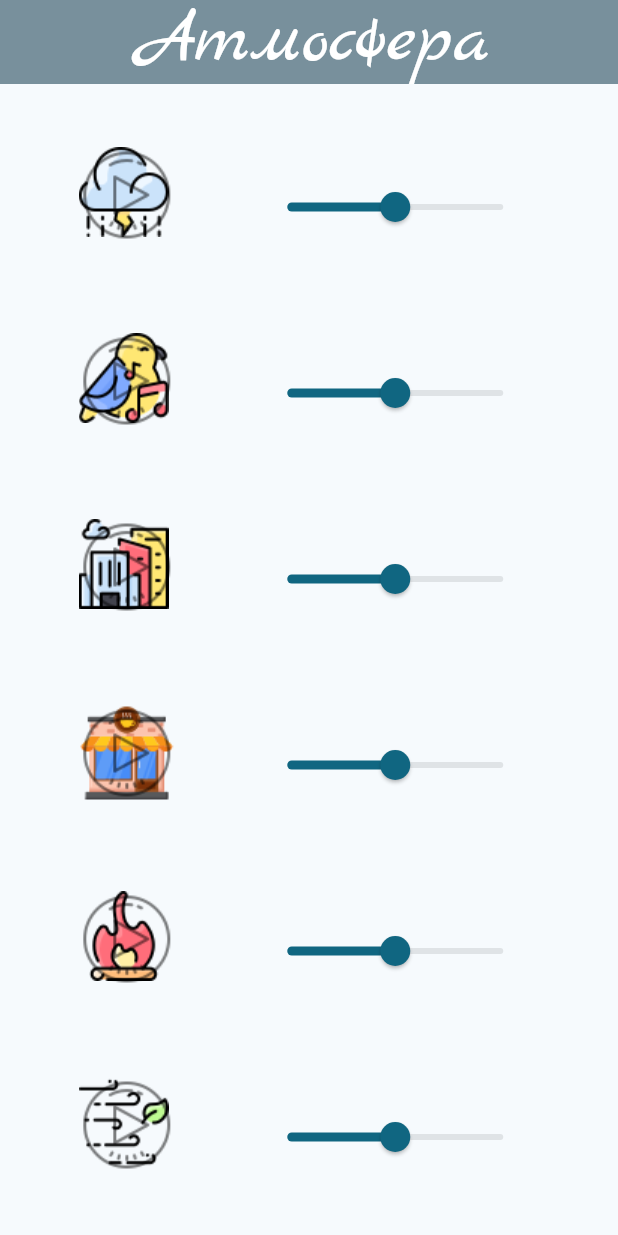
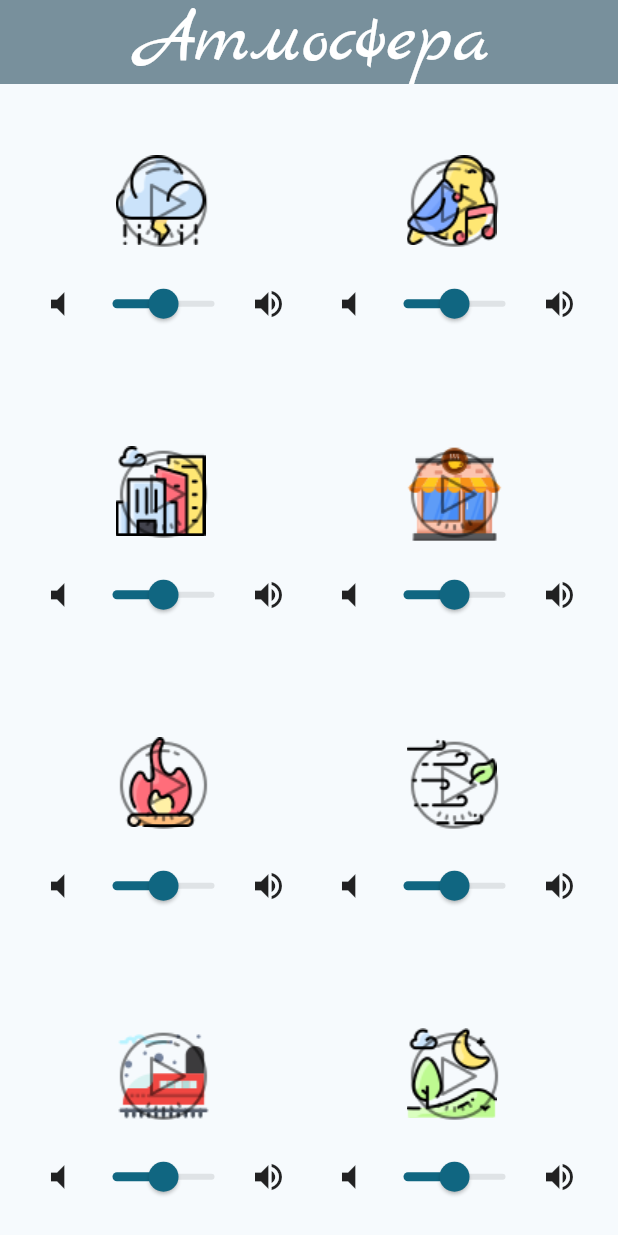
Before and after one commit to leksidev/atmosphere_app, a Flutter app: the screen it shows after launch, on a phone screen of 412 x 824 dp. Run offline on Flutter 3.47's test engine with Material 2 defaults, Android fonts, the phone set to English and light mode, and no system bars; our stand-ins replace audioplayers, google_fonts, weather_icons.

Commit message:
feat: reorganised screen, add grid and volume icons

```diff
--- a/lib/screens/sounds_screen.dart
+++ b/lib/screens/sounds_screen.dart
@@ -25,7 +25,8 @@ class SoundsScreen extends StatelessWidget {
         ),
         body: SafeArea(
           minimum: const EdgeInsets.all(12.0),
-          child: ListView(
+          child: GridView.count(
+            crossAxisCount: 2,
             children: soundModel.soundsList.keys.map((soundName) {
               return Consumer<SoundModel>(
                 builder: (context, soundModel, child) => SoundWidget(
--- a/lib/widgets/sound_widget.dart
+++ b/lib/widgets/sound_widget.dart
@@ -21,19 +21,28 @@ class SoundWidget extends StatelessWidget {
     return SizedBox(
       child: Padding(
         padding: const EdgeInsets.symmetric(horizontal: 15.0, vertical: 30.0),
-        child: Row(
+        child: Column(
           mainAxisAlignment: MainAxisAlignment.spaceAround,
-          crossAxisAlignment: CrossAxisAlignment.end,
+          crossAxisAlignment: CrossAxisAlignment.center,
           children: <Widget>[
             GestureDetector(
               onTap: onPress,
               // child: icon,
               child: image,
             ),
-            Slider(
-              value: volumeValue,
-              max: 1.0,
-              onChanged: volumeOnChanged,
+            Row(
+              crossAxisAlignment: CrossAxisAlignment.center,
+              children: [
+                const Icon(Icons.volume_mute),
+                Expanded(
+                  child: Slider(
+                    value: volumeValue,
+                    max: 1.0,
+                    onChanged: volumeOnChanged,
+                  ),
+                ),
+                const Icon(Icons.volume_up),
+              ],
             ),
           ],
         ),
```
Also changed, not shown: fonts/JosefinSans-Regular.ttf (deleted).
